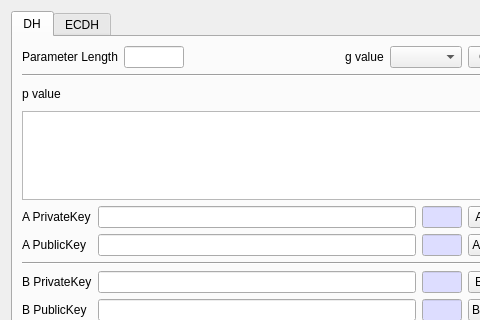
Above: BerEditor/key_agree_dlg.ui from jykim74/BerEditor before the change; both pictures show x 0 to 480 and y 0 to 320 of the 570 by 530 pixel window. Below: the same form after it.
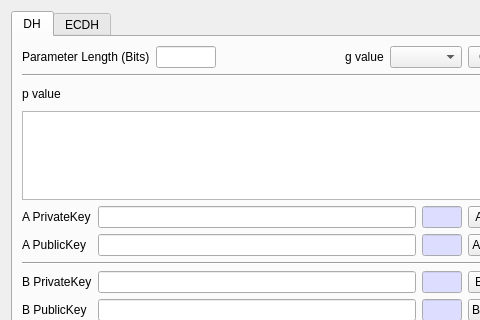
That is the form after the change. The open tabs and pages were chosen to show the change.

Commit message: UI 메세지 개선

```diff
--- a/BerEditor/key_agree_dlg.ui
+++ b/BerEditor/key_agree_dlg.ui
@@ -472,7 +472,7 @@
          <item row="0" column="0">
           <widget class="QLabel" name="label">
            <property name="text">
-            <string>Parameter Length</string>
+            <string>Parameter Length (Bits)</string>
            </property>
           </widget>
          </item>
```
Left out of the diff: 2 changed lines with no effect on the pictures. The commit also changes 5 other files.
